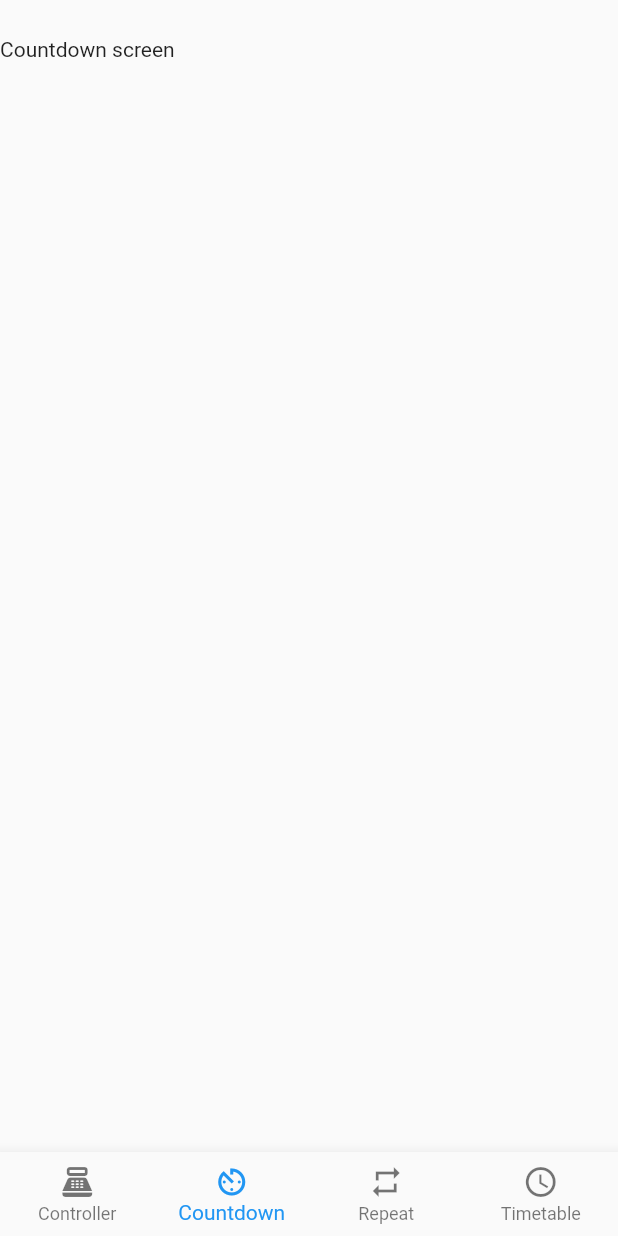
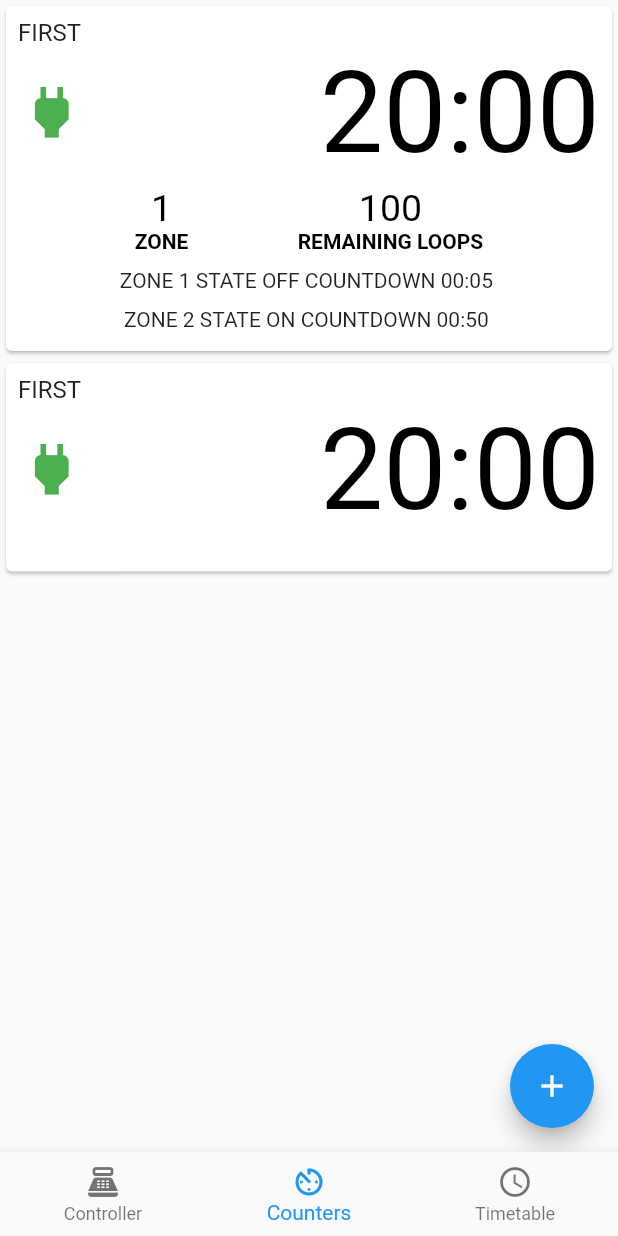
Before and after one commit to skrzypak/relay-assistant-app-uoft, a Flutter app: the screen it shows after launch, item 2 of the bottom bar chosen, on a phone screen of 412 x 824 dp. Run offline on Flutter 3.47's test engine with Material 2 defaults, Android fonts, the phone set to English and light mode, and no system bars.

Commit message:
Counters screen view

```diff
--- a/lib/main.dart
+++ b/lib/main.dart
@@ -1,6 +1,5 @@
 import 'package:app/screens/controller.dart';
-import 'package:app/screens/countdown.dart';
-import 'package:app/screens/repeat.dart';
+import 'package:app/screens/counters.dart';
 import 'package:app/screens/timetable.dart';
 import 'package:flutter/material.dart';
 
@@ -28,24 +27,33 @@ class HomePage extends StatefulWidget {
 }
 
 class _HomePageState extends State<HomePage> {
-  int _currentIndex = 0;
-  final List<Widget> _children = [
-    ControllerScreen(),
-    CountdownScreen(),
-    RepeatScreen(),
-    TimetableScreen(),
-  ];
+  int _currentPageIndex = 0;
+  PageController _myPage = PageController(initialPage: 0);
   @override
   Widget build(BuildContext context) {
     return Container(
       color: Colors.white,
       child: SafeArea(
         child: Scaffold(
-          body: _children[_currentIndex],
+          body: PageView (
+            controller: _myPage,
+            onPageChanged: (int) {
+              print('Page changes to index $int');
+              setState(() {
+                _currentPageIndex = int;
+              });
+            },
+            children: [
+              ControllerScreen(),
+              CountersScreen(),
+              TimetableScreen(),
+              //SettingsScreen(),
+            ],
+          ),
           bottomNavigationBar: BottomNavigationBar(
-            onTap: (int idx) {
+            onTap: (int) {
               setState(() {
-                _currentIndex = idx;
+                _myPage.jumpToPage(int);
               });
             },
             items: [
@@ -55,11 +63,7 @@ class _HomePageState extends State<HomePage> {
               ),
               BottomNavigationBarItem(
                 icon: Icon(Icons.av_timer),
-                label: 'Countdown',
-              ),
-              BottomNavigationBarItem(
-                icon: Icon(Icons.repeat),
-                label: 'Repeat',
+                label: 'Counters',
               ),
               BottomNavigationBarItem(
                 icon: Icon(Icons.schedule),
@@ -67,7 +71,7 @@ class _HomePageState extends State<HomePage> {
               ),
             ],
             type: BottomNavigationBarType.fixed,
-            currentIndex: _currentIndex,
+            currentIndex: _currentPageIndex,
           ),
         ),
       ),
--- a/lib/screens/countdown.dart
+++ /dev/null
@@ -1,19 +0,0 @@
-import 'package:flutter/material.dart';
-
-class CountdownScreen extends StatefulWidget {
-  CountdownScreen({Key key}) : super(key: key);
-  @override
-  _CountdownScreen createState() => _CountdownScreen();
-}
-
-class _CountdownScreen extends State<CountdownScreen> {
-  @override
-  Widget build(BuildContext context) {
-    return Padding(
-      padding: const EdgeInsets.only(top: 25),
-      child: Container (
-        child: Text("Countdown screen"),
-      ),
-    );
-  }
-}
--- /dev/null
+++ b/lib/screens/counters.dart
@@ -0,0 +1,130 @@
+import 'package:flutter/material.dart';
+
+class CountersScreen extends StatefulWidget {
+  CountersScreen({Key key}) : super(key: key);
+  @override
+  _CountersScreen createState() => _CountersScreen();
+}
+
+class _CountersScreen extends State<CountersScreen> {
+  @override
+  Widget build(BuildContext context) {
+    return Scaffold(
+      body: Container (
+        child: ListView(
+          children: [
+            _buildCard(false),
+            _buildCard(true),
+          ],
+        ),
+      ),
+      floatingActionButton: FloatingActionButton(
+        onPressed: () {
+          print("TODO:// go to page: new counter");
+        },
+        child: Icon(Icons.add),
+      ),
+    );
+  }
+
+  Widget _buildCard(bool countdown) {
+    return new Card (
+      child: GestureDetector(
+        onLongPress: () => print("TODO:// delete confirmation"),
+        child: Padding(
+            padding: const EdgeInsets.all(8.0),
+            child: Column (
+              children: [
+                Align(
+                  alignment: Alignment.topLeft,
+                  child: Text(
+                    "FIRST".toUpperCase(), style: TextStyle(fontSize: 16.0),
+                  ),
+                ),
+                Row(
+                  mainAxisAlignment: MainAxisAlignment.spaceBetween,
+                  children: [
+                    Icon(
+                      Icons.power,
+                      size: 45,
+                      color: Colors.green,
+                    ),
+                    Text (
+                      "20:00",
+                      style: TextStyle(
+                        color: Colors.black,
+                        fontSize: 75,
+                      ),
+                    ),
+                  ],
+                ),
+                countdown == false ?
+                  new SizedBox(
+                    width: MediaQuery.of(context).size.width,
+                    child: Column (
+                      crossAxisAlignment: CrossAxisAlignment.start,
+                      children: [
+                        Padding(
+                            padding: const EdgeInsets.all(5.0),
+                            child: Row(
+                              mainAxisAlignment: MainAxisAlignment.spaceEvenly,
+                              children: [
+                                Column(
+                                  children: [
+                                    Text("1", style: TextStyle(
+                                        color: Colors.black,
+                                        fontSize: 25,
+                                     ),
+                                    ),
+                                    Text("ZONE", style: TextStyle(
+                                        fontWeight: FontWeight.bold,
+                                        color: Colors.black
+                                      ),
+                                    ),
+                                  ],
+                                ),
+                                Column(
+                                  children: [
+                                    Text("100", style: TextStyle(
+                                        color: Colors.black,
+                                        fontSize: 25,
+                                      ),
+                                    ),
+                                    Text("REMAINING LOOPS", style: TextStyle(
+                                        fontWeight: FontWeight.bold,
+                                        color: Colors.black
+                                      ),
+                                    ),
+                                  ],
+                                )
+                              ],
+                            )
+                        ),
+                        SizedBox(
+                          width: MediaQuery.of(context).size.width,
+                          child: Column(
+                            mainAxisAlignment: MainAxisAlignment.end,
+                            children: [
+                              Padding(
+                                padding: const EdgeInsets.all(5.0),
+                                child: Text("ZONE 1 STATE OFF COUNTDOWN 00:05 "),
+                              ),
+                              Padding(
+                                padding: const EdgeInsets.all(5.0),
+                                child: Text("ZONE 2 STATE ON COUNTDOWN 00:50 "),
+                              ),
+                            ],
+                          ),
+                        )
+                      ],
+                    ),
+                  )
+                    : Text(""),
+              ],
+            )
+        ),
+      ),
+    );
+  }
+
+}
```
Also changed, not shown: lib/screens/controller.dart (+9 -1 lines), lib/screens/repeat.dart (deleted, +0 -19 lines), lib/screens/settings.dart (added, +19 -0 lines), lib/screens/timetable.dart (+1 -19 lines).
